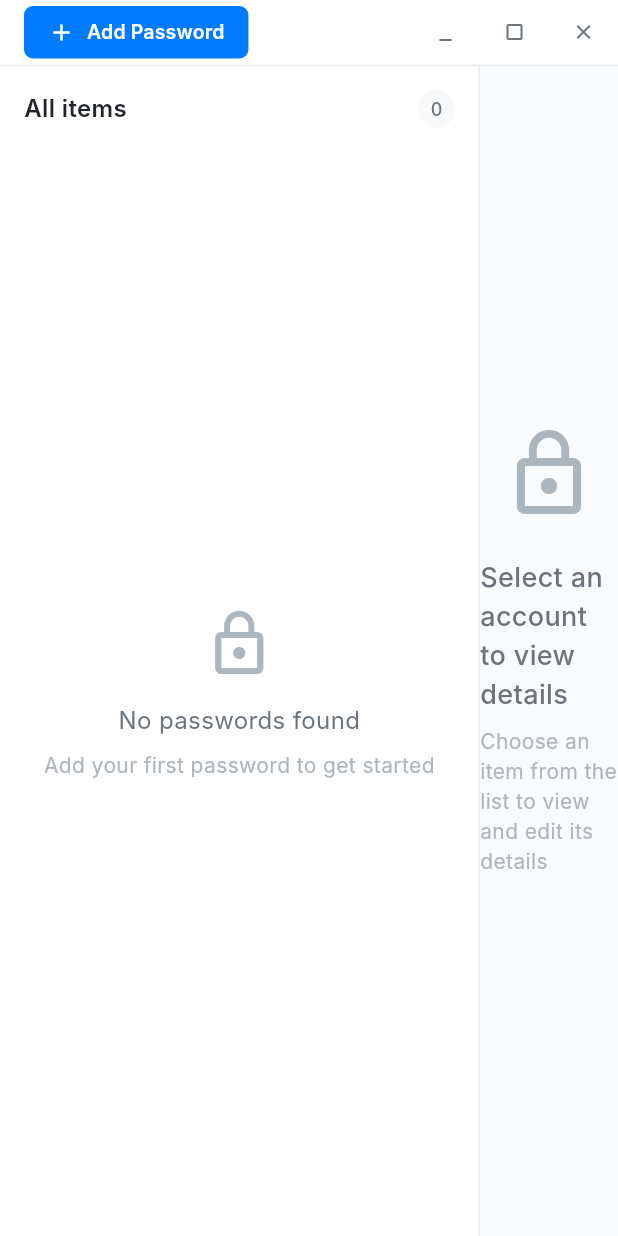
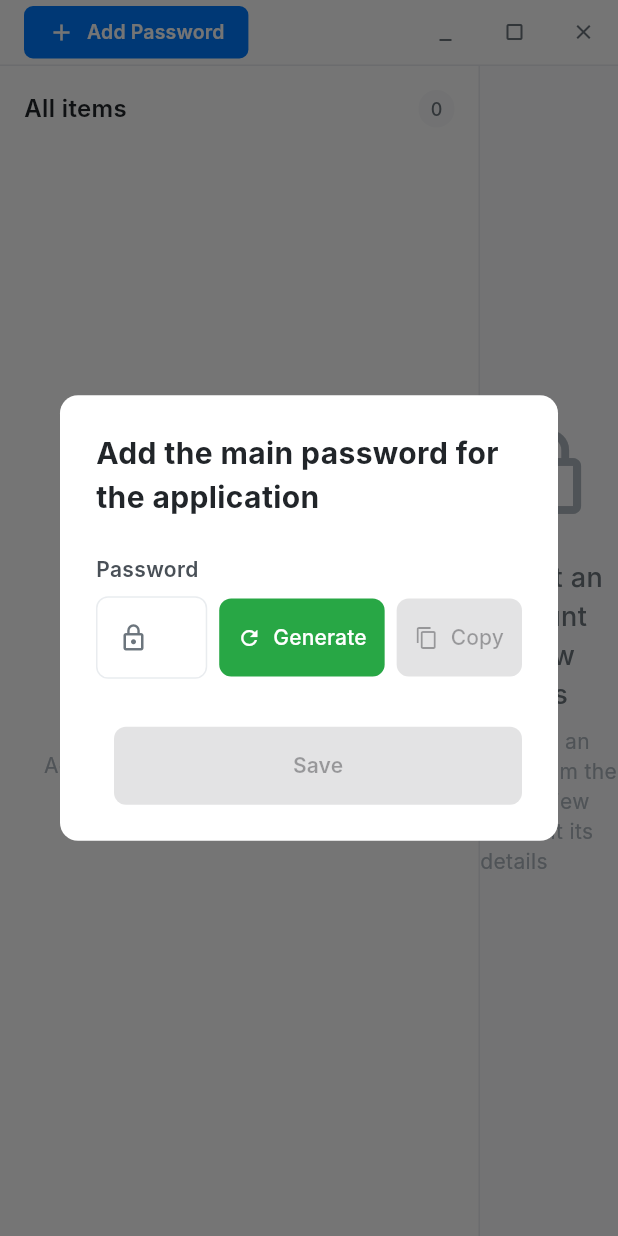
Before and after one commit to isahir0711/vaulted, a Flutter app: the screen it shows after launch, on a phone screen of 412 x 824 dp. Run offline on Flutter 3.47's test engine with Material 3 defaults, Android fonts, the phone set to English and light mode, and no system bars; our stand-ins replace sqflite, sqflite_common_ffi; missing offline and left inert: encrypt, window_manager; accounts and stored records are empty; Roboto replaces fonts that are missing (Inter).

Commit message:
- user config table creation to store the masterpassword - master password dialog 	- check if there is any master password stored, if not show the dialog to store the master password - use the master password to encrypt the passwords in encryption.dart

```diff
--- /dev/null
+++ b/lib/components/master_password_dialog.dart
@@ -0,0 +1,195 @@
+import 'package:flutter/material.dart';
+import 'package:flutter/services.dart';
+import 'dart:math';
+
+class MasterPasswordDialog extends StatefulWidget {
+  final Function(String password) onSave;
+
+  const MasterPasswordDialog({super.key, required this.onSave});
+
+  @override
+  State<MasterPasswordDialog> createState() => _MasterPasswordDialogState();
+}
+
+class _MasterPasswordDialogState extends State<MasterPasswordDialog> {
+  final TextEditingController _passwordController = TextEditingController();
+  final WidgetStatesController _saveController = WidgetStatesController();
+  bool _isPasswordValid = false;
+
+  @override
+  void initState() {
+    super.initState();
+    _passwordController.addListener(_updatePasswordValidity);
+  }
+
+  void _updatePasswordValidity() {
+    setState(() {
+      _isPasswordValid = _passwordController.text.length >= 32;
+    });
+  }
+
+  void _generateSecurePassword() {
+    const String chars = 'ABCDEFGHIJKLMNOPQRSTUVWXYZabcdefghijklmnopqrstuvwxyz0123456789!@#\$%^&*()_+-=[]{}|;:,.<>?';
+    final Random random = Random.secure();
+    final String password = List.generate(32, (index) => chars[random.nextInt(chars.length)]).join();
+
+    setState(() {
+      _passwordController.text = password;
+    });
+  }
+
+  void _copyPassword() async {
+    if (_passwordController.text.isNotEmpty) {
+      await Clipboard.setData(ClipboardData(text: _passwordController.text));
+      if (mounted) {
+        ScaffoldMessenger.of(context).showSnackBar(
+          const SnackBar(
+            content: Text('Password copied to clipboard'),
+            duration: Duration(seconds: 2),
+            backgroundColor: Color(0xFF28A745),
+          ),
+        );
+      }
+    }
+  }
+
+  void _handleSave() async {
+    if (_passwordController.text.length < 32) {
+      ScaffoldMessenger.of(context).showSnackBar(
+        const SnackBar(
+          content: Text('Password must be at least 32 characters long'),
+          duration: Duration(seconds: 2),
+          backgroundColor: Color(0xFF28A745),
+        ),
+      );
+      return;
+    }
+
+    if (_passwordController.text.isNotEmpty) {
+      widget.onSave(_passwordController.text);
+      Navigator.of(context).pop();
+    }
+  }
+
+  @override
+  Widget build(BuildContext context) {
+    return Dialog(
+      shape: RoundedRectangleBorder(borderRadius: BorderRadius.circular(12)),
+      backgroundColor: Colors.white,
+      child: Container(
+        width: 600,
+        padding: const EdgeInsets.all(24),
+        child: Column(
+          mainAxisSize: MainAxisSize.min,
+          crossAxisAlignment: CrossAxisAlignment.start,
+          children: [
+            // Header
+            const Text(
+              'Add the main password for the application',
+              style: TextStyle(fontSize: 20, fontWeight: FontWeight.w700, color: Color(0xFF212529)),
+            ),
+            const SizedBox(height: 24),
+
+            // Password TextField
+            _buildFormField(
+              label: 'Password',
+              child: Row(
+                children: [
+                  Expanded(
+                    child: Container(
+                      decoration: BoxDecoration(
+                        color: Colors.white,
+                        borderRadius: BorderRadius.circular(8),
+                        border: Border.all(color: const Color(0xFFE9ECEF)),
+                      ),
+                      child: TextField(
+                        controller: _passwordController,
+                        obscureText: true,
+                        style: const TextStyle(fontSize: 14, color: Color(0xFF212529)),
+                        decoration: const InputDecoration(
+                          prefixIcon: Icon(Icons.lock_outline, color: Color(0xFF6C757D), size: 20),
+                          hintText: 'Enter password',
+                          hintStyle: TextStyle(color: Color(0xFFADB5BD), fontSize: 14),
+                          border: InputBorder.none,
+                          contentPadding: EdgeInsets.symmetric(horizontal: 16, vertical: 16),
+                        ),
+                      ),
+                    ),
+                  ),
+                  const SizedBox(width: 8),
+                  ElevatedButton.icon(
+                    statesController: _saveController,
+                    onPressed: _generateSecurePassword,
+                    icon: const Icon(Icons.refresh, size: 16),
+                    label: const Text('Generate'),
+                    style: ElevatedButton.styleFrom(
+                      backgroundColor: const Color(0xFF28A745),
+                      foregroundColor: Colors.white,
+                      padding: const EdgeInsets.symmetric(horizontal: 12, vertical: 16),
+                      shape: RoundedRectangleBorder(borderRadius: BorderRadius.circular(8)),
+                      elevation: 0,
+                    ),
+                  ),
+                  const SizedBox(width: 8),
+                  ElevatedButton.icon(
+                    onPressed: _passwordController.text.isNotEmpty ? _copyPassword : null,
+                    icon: const Icon(Icons.copy, size: 16),
+                    label: const Text('Copy'),
+                    style: ElevatedButton.styleFrom(
+                      backgroundColor: const Color(0xFF6C757D),
+                      foregroundColor: Colors.white,
+                      padding: const EdgeInsets.symmetric(horizontal: 12, vertical: 16),
+                      shape: RoundedRectangleBorder(borderRadius: BorderRadius.circular(8)),
+                      elevation: 0,
+                    ),
+                  ),
+                ],
+              ),
+            ),
+            const SizedBox(height: 32),
+
+            // Action Buttons
+            Row(
+              children: [
+                const SizedBox(width: 12),
+                Expanded(
+                  child: ElevatedButton(
+                    onPressed: _isPasswordValid ? _handleSave : null,
+                    style: ElevatedButton.styleFrom(
+                      backgroundColor: const Color(0xFF007BFF),
+                      foregroundColor: Colors.white,
+                      padding: const EdgeInsets.symmetric(vertical: 16),
+                      shape: RoundedRectangleBorder(borderRadius: BorderRadius.circular(8)),
+                      elevation: 0,
+                    ),
+                    child: const Text('Save', style: TextStyle(fontSize: 14, fontWeight: FontWeight.w600)),
+                  ),
+                ),
+              ],
+            ),
+          ],
+        ),
+      ),
+    );
+  }
+
+  Widget _buildFormField({required String label, required Widget child}) {
+    return Column(
+      crossAxisAlignment: CrossAxisAlignment.start,
+      children: [
+        Text(
+          label,
+          style: const TextStyle(fontSize: 14, fontWeight: FontWeight.w600, color: Color(0xFF495057)),
+        ),
+        const SizedBox(height: 8),
+        child,
+      ],
+    );
+  }
+
+  @override
+  void dispose() {
+    _passwordController.dispose();
+    super.dispose();
+  }
+}
--- a/lib/components/password_detail_view.dart
+++ b/lib/components/password_detail_view.dart
@@ -40,13 +40,13 @@ class _PasswordDetailViewState extends State<PasswordDetailView> {
     }
   }
 
-  void _updateControllers() {
+  void _updateControllers() async {
     if (widget.selectedPassword != null) {
       selectedAccountType = widget.selectedPassword!.accountType;
       _editUsernameController.text = widget.selectedPassword!.userNameOrEmail;
 
       // Decrypt the password
-      final decryptedPassword = Encryption().decryptPassword(
+      final decryptedPassword = await Encryption().decryptPassword(
         widget.selectedPassword!.encryptedValue,
         widget.selectedPassword!.iv,
       );
```
Also changed, not shown: lib/services/dbservice.dart (+43 -3 lines), lib/services/encryption.dart (+12 -9 lines).
